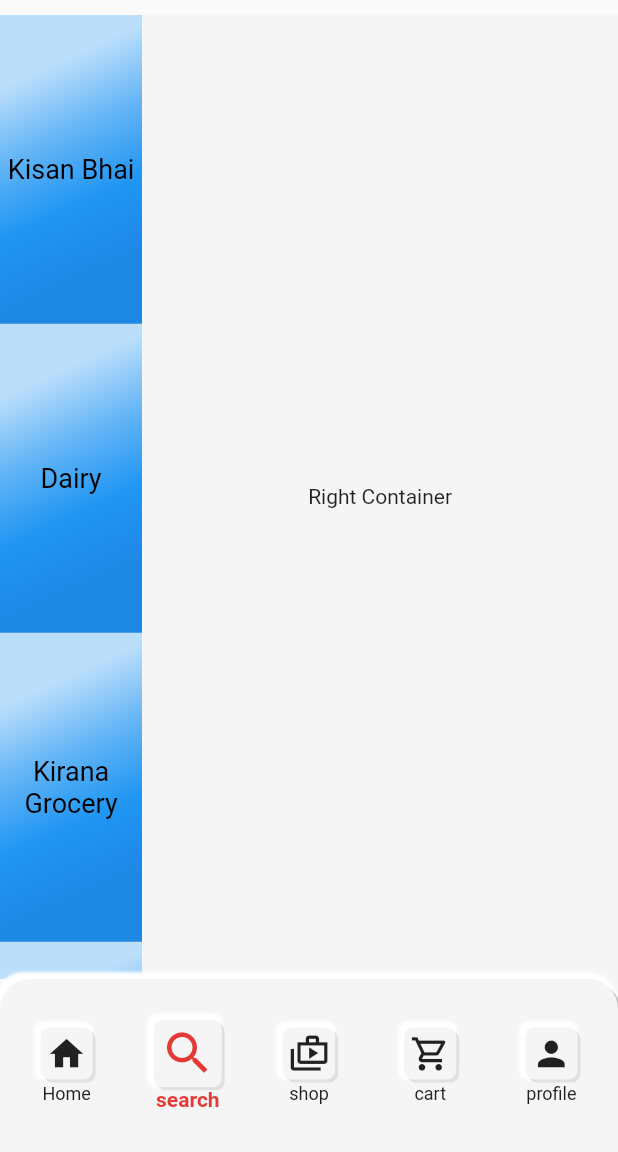
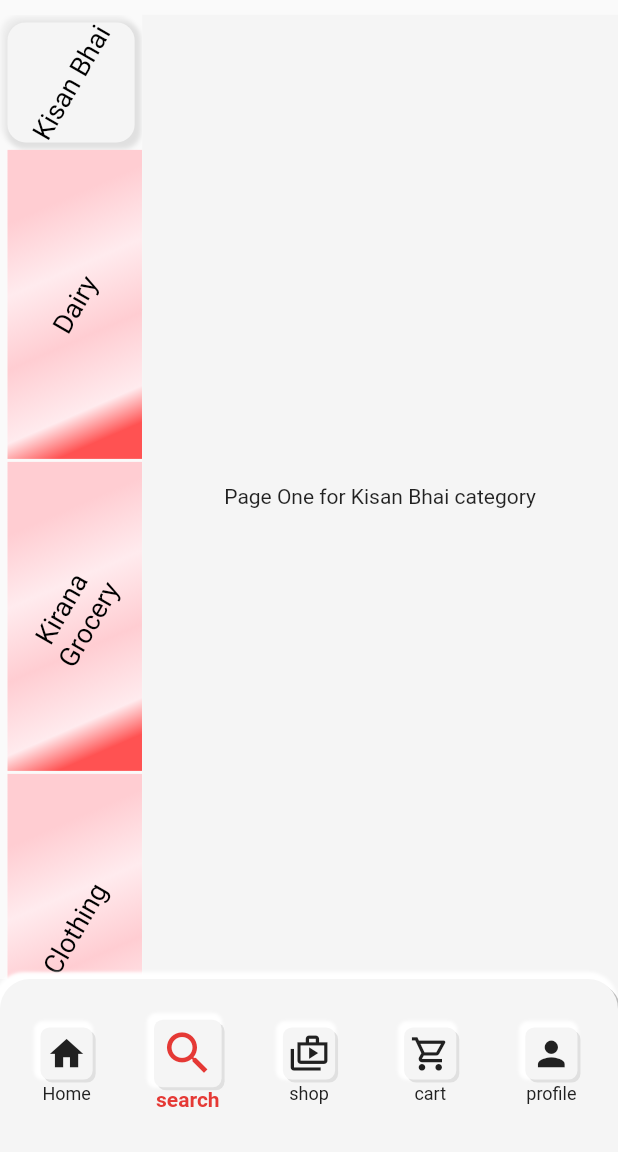
Before and after one commit to Sunny-india/latuni, a Flutter app: the screen it shows after launch, item 2 of the bottom bar chosen, on a phone screen of 412 x 824 dp, the part 84-1236 px from its top. Run offline on Flutter 3.47's test engine with Material 2 defaults, Android fonts, the phone set to English and light mode, and no system bars.

Commit message:
in-between video 13

```diff
--- a/lib/main_screens/category_page.dart
+++ b/lib/main_screens/category_page.dart
@@ -1,3 +1,5 @@
+import 'dart:math';
+
 import 'package:flutter/material.dart';
 import 'package:latuni/my_widgets/fake_search.dart';
 
@@ -7,7 +9,7 @@ List<CategoryData> categories = [
   CategoryData(label: 'Kisan Bhai'),
   CategoryData(label: 'Dairy'),
   CategoryData(label: 'Kirana Grocery'),
-  CategoryData(label: 'Grocery'),
+  CategoryData(label: 'Clothing'),
 ];
 
 class CategoryPage extends StatefulWidget {
@@ -18,6 +20,20 @@ class CategoryPage extends StatefulWidget {
 }
 
 class _CategoryPageState extends State<CategoryPage> {
+  @override
+  void initState() {
+    // whenever uses lands on this page,
+    // to show him/her the by default page
+    for (var item in categories) {
+      item.isSelected = false;
+    }
+    categories[0].isSelected = true;
+
+    super.initState();
+  }
+
+  final PageController _pageController = PageController();
+
   @override
   Widget build(BuildContext context) {
     Size size = MediaQuery.sizeOf(context);
@@ -55,15 +71,29 @@ class _CategoryPageState extends State<CategoryPage> {
           itemBuilder: (context, index) {
             return InkWell(
               onTap: () {
+                /// the whole this code is functioned
+                /// through the pageView changed call back down
                 setState(() {
-                  for (var item in categories) {
-                    item.isSelected = false;
-                  }
-                  categories[index].isSelected = true;
+                  // for (var item in categories) {
+                  //   item.isSelected = false;
+                  // }
+                  // categories[index].isSelected = true;
+                  /// and this code is for pageview actually
+                  _pageController.animateToPage(
+                    index,
+                    duration: const Duration(milliseconds: 900),
+                    curve: Curves.easeInCirc,
+                  );
                 });
               },
               child: Container(
-                height: size.height / categories.length,
+                height: categories[index].isSelected
+                    ? 80
+                    : size.height / categories.length,
+                width: size.width * .23,
+                margin: categories[index].isSelected
+                    ? EdgeInsets.symmetric(horizontal: 5, vertical: 5)
+                    : const EdgeInsets.only(left: 5, bottom: 2),
                 decoration: BoxDecoration(
                   color: categories[index].isSelected
                       ? Colors.grey.shade100
@@ -72,25 +102,50 @@ class _CategoryPageState extends State<CategoryPage> {
                       ? null
                       : LinearGradient(
                           colors: [
-                              Colors.blue.shade100,
-                              Colors.blue.shade300,
-                              Colors.blue.shade500,
-                              Colors.blue.shade600
+                              Colors.red.shade100,
+                              Colors.red.shade50,
+                              Colors.red.shade100,
+                              Colors.red.shade50,
+                              Colors.redAccent
                             ],
                           stops: const [
                               0.2,
                               0.4,
                               .6,
-                              .8
+                              .8,
+                              .9
                             ],
                           begin: Alignment.topLeft,
                           end: Alignment.bottomRight),
+                  borderRadius: categories[index].isSelected
+                      ? BorderRadius.circular(12)
+                      : null,
+                  boxShadow: categories[index].isSelected
+                      ? [
+                          BoxShadow(
+                              color: Colors.grey.shade200,
+                              offset: const Offset(-2, -2),
+                              spreadRadius: 2,
+                              blurRadius: 2),
+                          BoxShadow(
+                              color: Colors.grey.shade300,
+                              offset: const Offset(
+                                2,
+                                2,
+                              ),
+                              spreadRadius: 2,
+                              blurRadius: 2)
+                        ]
+                      : null,
                 ),
-                child: Center(
-                  child: Text(
-                    categories[index].label.toString(),
-                    textAlign: TextAlign.center,
-                    style: const TextStyle(color: Colors.black, fontSize: 18),
+                child: Transform.rotate(
+                  angle: pi / -3,
+                  child: Center(
+                    child: Text(
+                      categories[index].label.toString(),
+                      textAlign: TextAlign.center,
+                      style: const TextStyle(color: Colors.black, fontSize: 18),
+                    ),
                   ),
                 ),
               ),
@@ -106,7 +161,33 @@ class _CategoryPageState extends State<CategoryPage> {
       decoration: BoxDecoration(
         color: Colors.grey.shade100,
       ),
-      child: const Center(child: Text('Right Container')),
+      child: PageView(
+        controller: _pageController,
+        scrollDirection: Axis.vertical,
+        onPageChanged: (value) {
+          /// the whole code is originally from listView.builder from above
+          setState(() {
+            for (var item in categories) {
+              item.isSelected = false;
+            }
+            categories[value].isSelected = true;
+          });
+        },
+        children: [
+          Center(
+            child: Text('Page One for Kisan Bhai category'),
+          ),
+          Center(
+            child: Text('Page two for Dairy category'),
+          ),
+          Center(
+            child: Text('Page three for Kirana category'),
+          ),
+          Center(
+            child: Text('Page four for Clothing category'),
+          ),
+        ],
+      ),
     );
   }
 }
```
